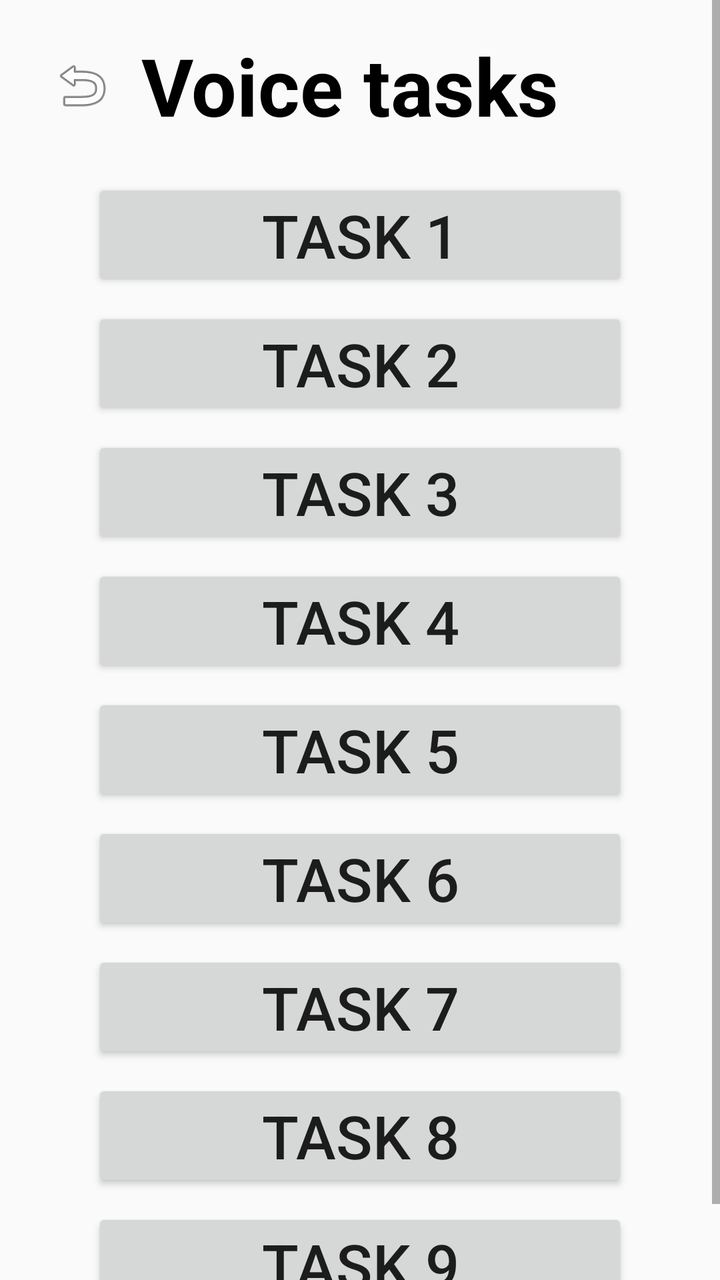
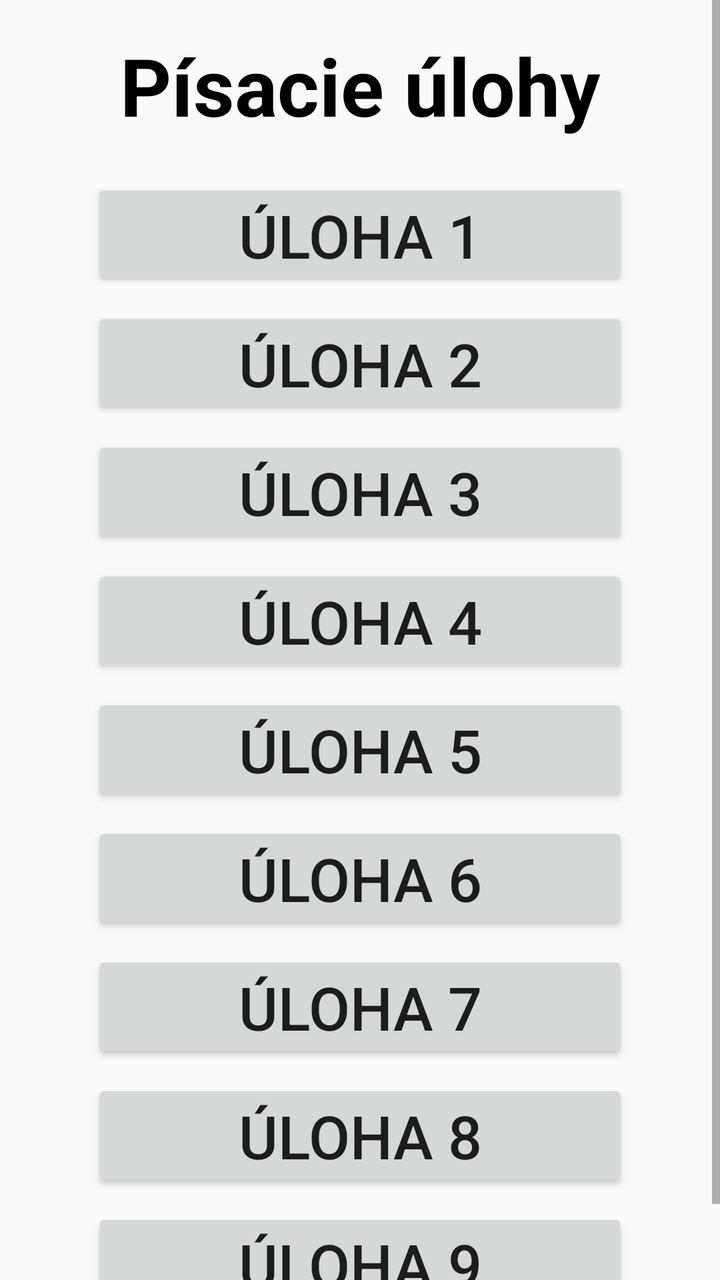

The first picture is an Android layout as it rendered before a commit; the second is the same layout after the commit. The layout source and the unified diff follow.
<!-- AndroidManifest.xml: application theme Theme.DiagnosticApp -->
<!-- res/layout/activity_writing_tasks_list.xml -->
<?xml version="1.0" encoding="utf-8"?>
<ScrollView
    xmlns:android="http://schemas.android.com/apk/res/android"
    android:layout_width="match_parent"
    android:layout_height="match_parent">

    <LinearLayout
        android:layout_width="match_parent"
        android:layout_height="wrap_content"
        android:orientation="vertical"
        android:padding="16dp"
        android:gravity="center_horizontal">

        
        <LinearLayout
            android:layout_width="match_parent"
            android:layout_height="wrap_content"
            android:orientation="horizontal"
            android:gravity="center_vertical"
            android:paddingBottom="16dp">

            <ImageButton
                android:id="@+id/btnBack"
                android:layout_width="50dp"
                android:layout_height="50dp"
                android:background="?attr/selectableItemBackground"
                android:src="@android:drawable/ic_menu_revert"
                android:contentDescription="Back"/>

            <TextView
                android:id="@+id/tvTitle"
                android:layout_width="0dp"
                android:layout_height="wrap_content"
                android:text="Voice tasks"
                android:textSize="40sp"
                android:textStyle="bold"
                android:textColor="@color/black"
                android:gravity="center"
                android:layout_marginLeft="-60dp"
                android:layout_weight="1" />
        </LinearLayout>

        
        <GridLayout
            android:id="@+id/gridLayoutButtons"
            android:layout_width="match_parent"
            android:layout_height="wrap_content"
            android:columnCount="1"
            android:rowCount="6"
            android:alignmentMode="alignMargins"
            android:columnOrderPreserved="false"
            android:useDefaultMargins="true">

            
            <Button
                style="@style/TaskButtonStyle"
                android:id="@+id/btnTask1"
                android:text="Task 1" />

            <Button
                style="@style/TaskButtonStyle"
                android:id="@+id/btnTask2"
                android:text="Task 2" />

            <Button
                style="@style/TaskButtonStyle"
                android:id="@+id/btnTask3"
                android:text="Task 3" />

            <Button
                style="@style/TaskButtonStyle"
                android:id="@+id/btnTask4"
                android:text="Task 4" />

            <Button
                style="@style/TaskButtonStyle"
                android:id="@+id/btnTask5"
                android:text="Task 5" />

            <Button
                style="@style/TaskButtonStyle"
                android:id="@+id/btnTask6"
                android:text="Task 6" />

            <Button
                style="@style/TaskButtonStyle"
                android:id="@+id/btnTask7"
                android:text="Task 7" />

            <Button
                style="@style/TaskButtonStyle"
                android:id="@+id/btnTask8"
                android:text="Task 8" />

            <Button
                style="@style/TaskButtonStyle"
                android:id="@+id/btnTask9"
                android:text="Task 9" />











        </GridLayout>
    </LinearLayout>
</ScrollView>
<!-- resources referenced by this layout -->
<resources>
  <color name="black">#FF000000</color>
  <style name="TaskButtonStyle">
          <item name="android:layout_columnWeight">1</item>
          <item name="android:textSize">30sp</item>
          <item name="android:padding">8dp</item> 
          <item name="android:layout_marginLeft">30dp</item> 
          <item name="android:layout_marginRight">30dp</item> 
      </style>
  <style name="Theme.DiagnosticApp" parent="Theme.AppCompat.Light.NoActionBar" />
</resources>

<!-- the commit's change to res/layout/activity_writing_tasks_list.xml (unified diff, before → after) -->
@@ -19,24 +19,15 @@
             android:gravity="center_vertical"
             android:paddingBottom="16dp">
 
-            <ImageButton
-                android:id="@+id/btnBack"
-                android:layout_width="50dp"
-                android:layout_height="50dp"
-                android:background="?attr/selectableItemBackground"
-                android:src="@android:drawable/ic_menu_revert"
-                android:contentDescription="Back"/>
-
             <TextView
                 android:id="@+id/tvTitle"
-                android:layout_width="0dp"
+                android:layout_width="wrap_content"
                 android:layout_height="wrap_content"
-                android:text="Voice tasks"
+                android:text="Písacie úlohy"
                 android:textSize="40sp"
                 android:textStyle="bold"
                 android:textColor="@color/black"
                 android:gravity="center"
-                android:layout_marginLeft="-60dp"
                 android:layout_weight="1" />
         </LinearLayout>
 
@@ -55,47 +46,47 @@
             <Button
                 style="@style/TaskButtonStyle"
                 android:id="@+id/btnTask1"
-                android:text="Task 1" />
+                android:text="Úloha 1" />
 
             <Button
                 style="@style/TaskButtonStyle"
                 android:id="@+id/btnTask2"
-                android:text="Task 2" />
+                android:text="Úloha 2" />
 
             <Button
                 style="@style/TaskButtonStyle"
                 android:id="@+id/btnTask3"
-                android:text="Task 3" />
+                android:text="Úloha 3" />
 
             <Button
                 style="@style/TaskButtonStyle"
                 android:id="@+id/btnTask4"
-                android:text="Task 4" />
+                android:text="Úloha 4" />
 
             <Button
                 style="@style/TaskButtonStyle"
                 android:id="@+id/btnTask5"
-                android:text="Task 5" />
+                android:text="Úloha 5" />
 
             <Button
                 style="@style/TaskButtonStyle"
                 android:id="@+id/btnTask6"
-                android:text="Task 6" />
+                android:text="Úloha 6" />
 
             <Button
                 style="@style/TaskButtonStyle"
                 android:id="@+id/btnTask7"
-                android:text="Task 7" />
+                android:text="Úloha 7" />
 
             <Button
                 style="@style/TaskButtonStyle"
                 android:id="@+id/btnTask8"
-                android:text="Task 8" />
+                android:text="Úloha 8" />
 
             <Button
                 style="@style/TaskButtonStyle"
                 android:id="@+id/btnTask9"
-                android:text="Task 9" />
+                android:text="Úloha 9" />
 
 
 
<!-- resource entries referenced after the edit -->
@@ -8,6 +8,12 @@
           <item name="android:layout_marginLeft">30dp</item> 
           <item name="android:layout_marginRight">30dp</item> 
       </style>
-  <style name="Theme.DiagnosticApp" parent="Theme.AppCompat.Light.NoActionBar" />
+  <style name="Theme.DiagnosticApp" parent="Theme.AppCompat.Light.NoActionBar">
+          <item name="colorPrimary">@color/green</item>
+          
+  
+  
+      </style>
+  <color name="green">#4CAF50</color>
 </resources>
 
